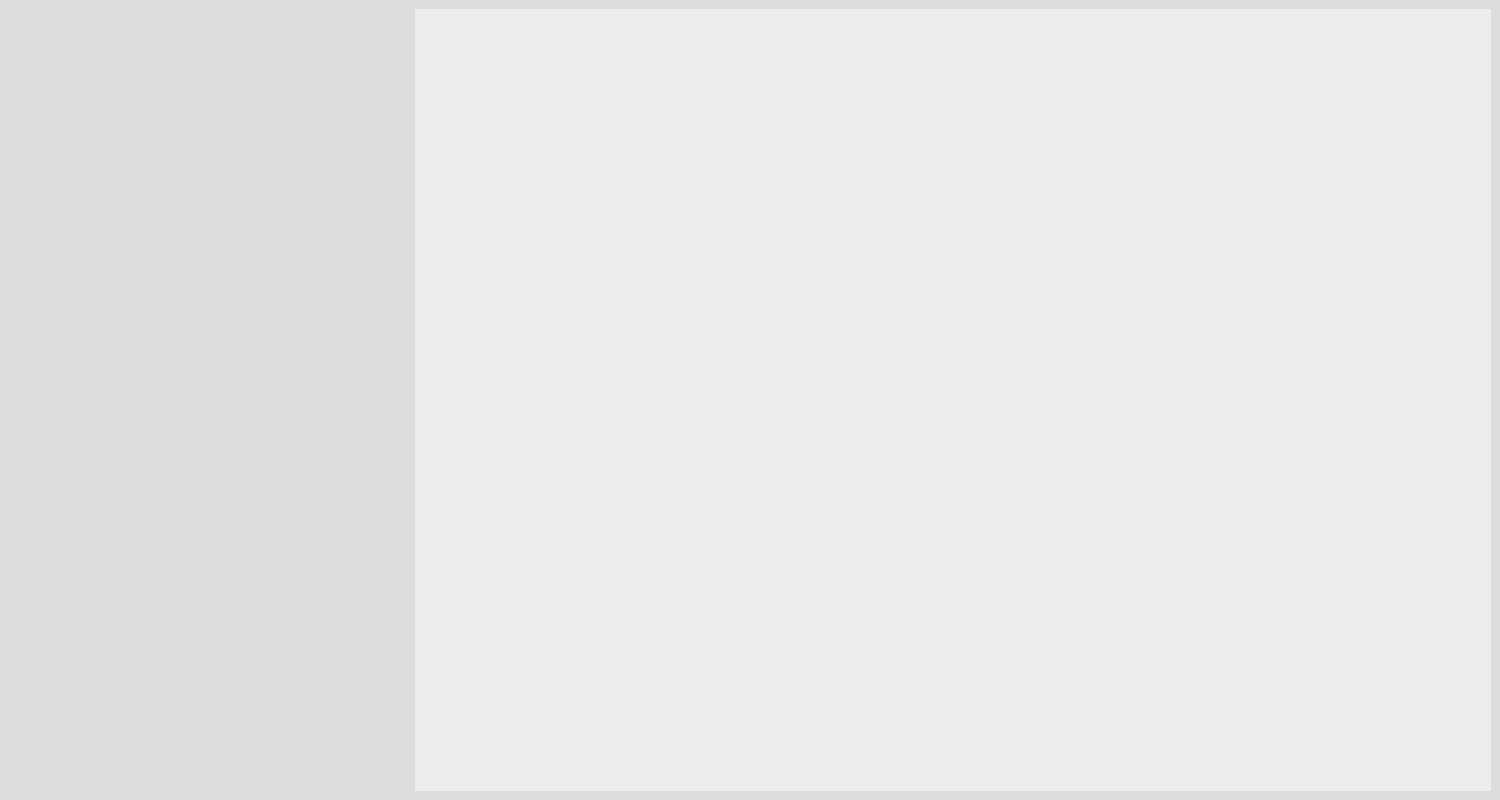
Above: Project/src/imaging/ImagingSW/mainwindow.ui from AndaCondaa/Dental_Imaging_SW_System before the change. Below: the same form after it.
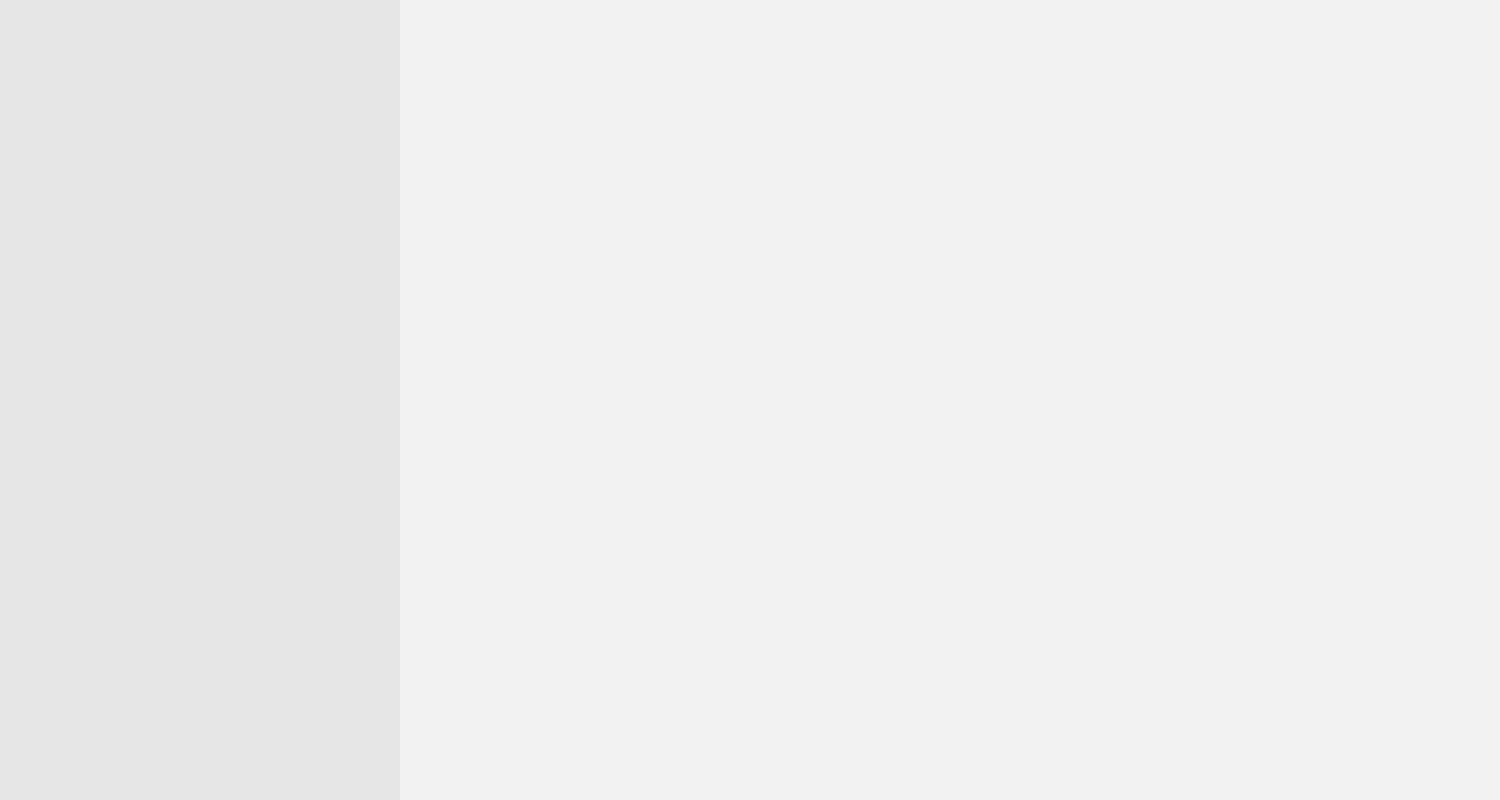
That is the form after the change.

Diff of the .ui file:
```diff
--- a/Project/src/imaging/ImagingSW/mainwindow.ui
+++ b/Project/src/imaging/ImagingSW/mainwindow.ui
@@ -32,12 +32,39 @@
    <string>MainWindow</string>
   </property>
   <property name="styleSheet">
-   <string notr="true">background-color: rgb(220, 220, 220);</string>
+   <string notr="true">background-color: rgb(242, 242, 242);</string>
   </property>
   <widget class="QWidget" name="centralwidget">
    <layout class="QGridLayout" name="gridLayout_2">
+    <property name="leftMargin">
+     <number>0</number>
+    </property>
+    <property name="topMargin">
+     <number>0</number>
+    </property>
+    <property name="rightMargin">
+     <number>0</number>
+    </property>
+    <property name="bottomMargin">
+     <number>0</number>
+    </property>
+    <property name="spacing">
+     <number>0</number>
+    </property>
     <item row="0" column="0">
      <layout class="QHBoxLayout" name="horizontalLayout">
+      <property name="leftMargin">
+       <number>0</number>
+      </property>
+      <property name="topMargin">
+       <number>0</number>
+      </property>
+      <property name="rightMargin">
+       <number>0</number>
+      </property>
+      <property name="bottomMargin">
+       <number>0</number>
+      </property>
       <item>
        <widget class="QFrame" name="manageFrame">
         <property name="maximumSize">
@@ -47,7 +74,7 @@
          </size>
         </property>
         <property name="styleSheet">
-         <string notr="true"/>
+         <string notr="true">background-color: rgb(230, 230, 230);</string>
         </property>
         <property name="frameShape">
          <enum>QFrame::NoFrame</enum>
@@ -57,19 +84,19 @@
         </property>
         <layout class="QGridLayout" name="gridLayout">
          <property name="leftMargin">
-          <number>0</number>
+          <number>2</number>
          </property>
          <property name="topMargin">
-          <number>0</number>
+          <number>2</number>
          </property>
          <property name="rightMargin">
-          <number>0</number>
+          <number>2</number>
          </property>
          <property name="bottomMargin">
-          <number>0</number>
+          <number>2</number>
          </property>
          <property name="spacing">
-          <number>0</number>
+          <number>2</number>
          </property>
          <item row="0" column="0">
           <layout class="QVBoxLayout" name="verticalLayout">
@@ -149,7 +176,7 @@
          </size>
         </property>
         <property name="styleSheet">
-         <string notr="true">background-color: rgb(236, 236, 236);</string>
+         <string notr="true">background-color: rgb(242, 242, 242);</string>
         </property>
         <property name="frameShape">
          <enum>QFrame::NoFrame</enum>
```
